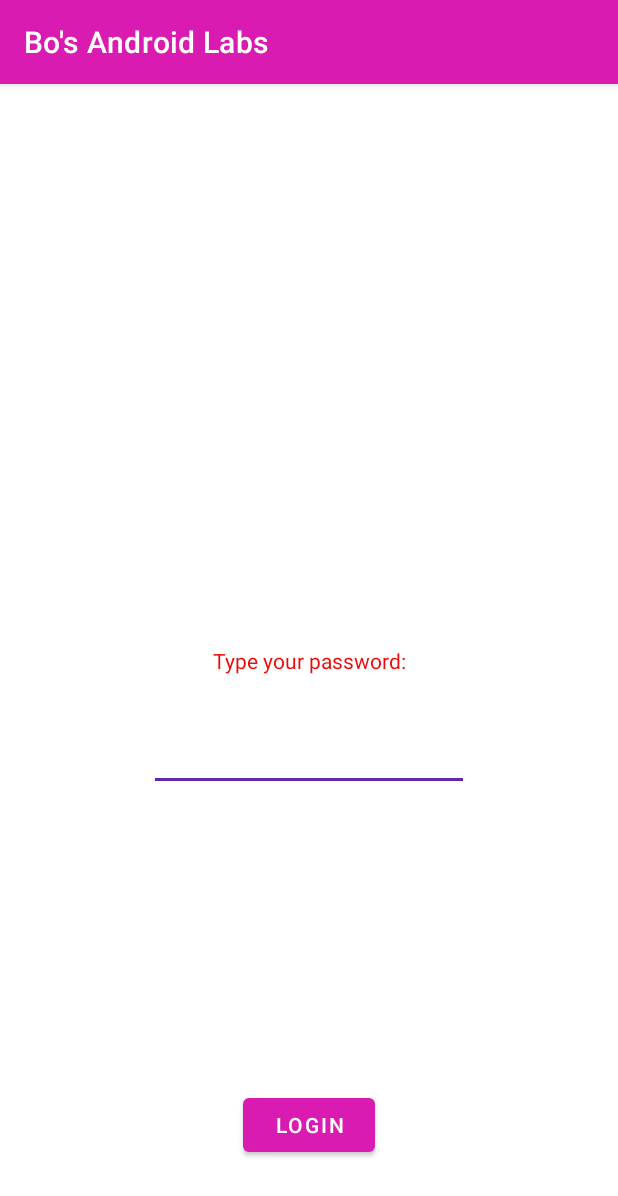
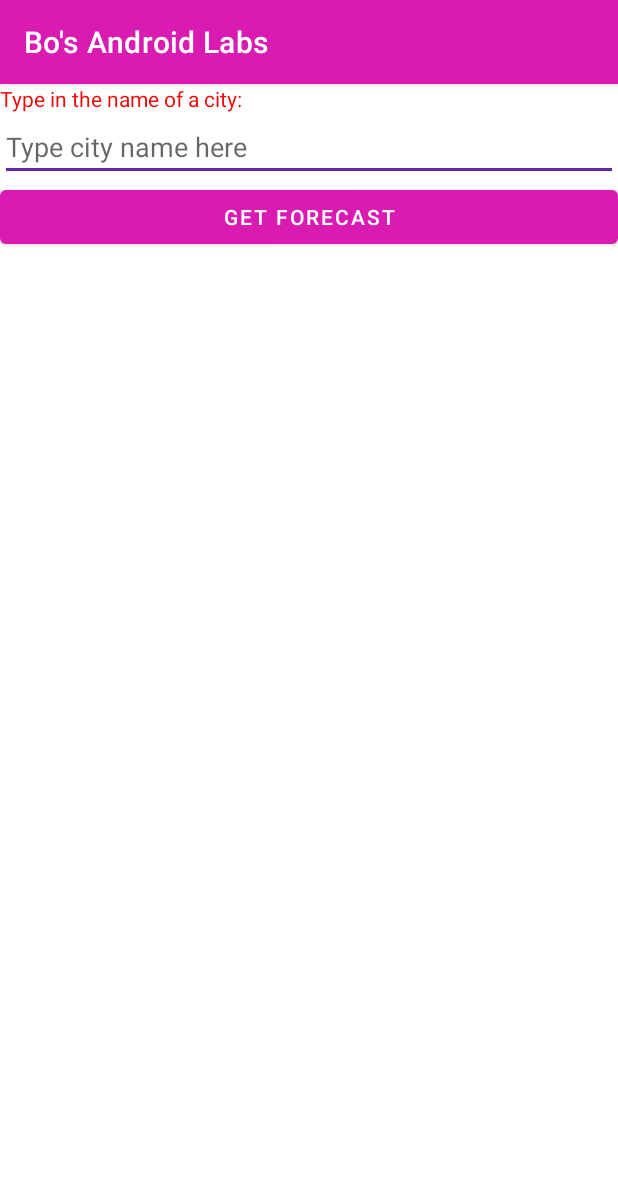
Before and after one commit to Superbigbabol/MyAndroidLabs, an Android app: the screen it shows after launch (MainActivity), on a phone screen of 412 x 824 dp. Shown: the top 1196 px of the screen. Run offline under Robolectric (Android 15) with nearby library versions, the phone set to English and light mode, and no system bars; our stand-ins replace Volley.

```diff
--- a/app/build.gradle
+++ b/app/build.gradle
@@ -14,6 +14,10 @@ android {
         versionName "1.0"
 
         testInstrumentationRunner "androidx.test.runner.AndroidJUnitRunner"
+    }
+
+    buildFeatures {
+        viewBinding true
     }
 
     buildTypes {
@@ -44,7 +48,7 @@ android.applicationVariants.all { variant ->
     }}
 
 dependencies {
-
+    implementation 'com.android.volley:volley:1.2.1'
     implementation 'androidx.appcompat:appcompat:1.5.1'
     implementation 'com.google.android.material:material:1.7.0'
     implementation 'androidx.constraintlayout:constraintlayout:2.1.3'
--- a/app/src/main/AndroidManifest.xml
+++ b/app/src/main/AndroidManifest.xml
@@ -1,6 +1,8 @@
 <?xml version="1.0" encoding="utf-8"?>
 <manifest xmlns:android="http://schemas.android.com/apk/res/android"
     xmlns:tools="http://schemas.android.com/tools">
+
+    <uses-permission android:name="android.permission.INTERNET" />
 
     <application
         android:allowBackup="true"
--- a/app/src/main/java/algonquin/cst2335/shu00003/MainActivity.java
+++ b/app/src/main/java/algonquin/cst2335/shu00003/MainActivity.java
@@ -7,6 +7,13 @@ import android.widget.Button;
 import android.widget.EditText;
 import android.widget.TextView;
 import android.widget.Toast;
+
+import com.android.volley.Request;
+import com.android.volley.RequestQueue;
+import com.android.volley.toolbox.JsonObjectRequest;
+import com.android.volley.toolbox.Volley;
+
+import algonquin.cst2335.shu00003.databinding.ActivityMainBinding;
 
 /**
  * @author Bo Shu
@@ -23,22 +30,26 @@ public class MainActivity extends AppCompatActivity {
     /** This holds login button at the bottom */
     private Button btn = null;
 
+    protected String cityName;
+
+    RequestQueue queue = Volley.newRequestQueue(MainActivity.this);
+
+
+
     @Override
     protected void onCreate(Bundle savedInstanceState) {
         super.onCreate(savedInstanceState);
-        setContentView(R.layout.activity_main);
+        ActivityMainBinding binding = ActivityMainBinding.inflate(getLayoutInflater());
+        setContentView(binding.getRoot());
 
-        tv = findViewById(R.id.textView);
-        et = findViewById(R.id.editText);
-        btn = findViewById(R.id.loginButton);
+        tv = binding.textView;
+        et = binding.cityText;
+        btn = binding.forecastButton;
 
         btn.setOnClickListener(clk -> {
-            String password = et.getText().toString();
-            if (checkPasswordComplexity(password)){
-                tv.setText("Your password meets the requirements");
-            } else {
-                tv.setText("You shall not pass!");
-            }
+            cityName = binding.cityText.getText().toString();
+
+//            JsonObjectRequest request = new JsonObjectRequest()
         });
     }
 
--- a/app/src/main/res/layout/activity_main.xml
+++ b/app/src/main/res/layout/activity_main.xml
@@ -1,43 +1,30 @@
 <?xml version="1.0" encoding="utf-8"?>
-<androidx.constraintlayout.widget.ConstraintLayout xmlns:android="http://schemas.android.com/apk/res/android"
+<LinearLayout xmlns:android="http://schemas.android.com/apk/res/android"
     xmlns:app="http://schemas.android.com/apk/res-auto"
     xmlns:tools="http://schemas.android.com/tools"
     android:layout_width="match_parent"
     android:layout_height="match_parent"
+    android:orientation="vertical"
     tools:context=".MainActivity">
 
     <TextView
         android:id="@+id/textView"
         android:layout_width="wrap_content"
         android:layout_height="wrap_content"
-        android:text="Type your password:"
-        app:layout_constraintBottom_toBottomOf="parent"
-        app:layout_constraintEnd_toEndOf="parent"
-        app:layout_constraintStart_toStartOf="parent"
-        app:layout_constraintTop_toTopOf="parent" />
+        android:text="Type in the name of a city:" />
+
+    <EditText
+        android:id="@+id/cityText"
+        android:layout_width="match_parent"
+        android:layout_height="wrap_content"
+        android:ems="10"
+        android:hint="Type city name here" />
 
     <Button
-        android:id="@+id/loginButton"
-        android:layout_width="wrap_content"
+        android:id="@+id/forecastButton"
+        android:layout_width="match_parent"
         android:layout_height="wrap_content"
         android:layout_marginBottom="50dp"
-        android:text="LOGIN"
-        app:layout_constraintBottom_toBottomOf="parent"
-        app:layout_constraintEnd_toEndOf="parent"
-        app:layout_constraintHorizontal_bias="0.5"
-        app:layout_constraintStart_toStartOf="parent" />
+        android:text="Get Forecast" />
 
-    <EditText
-        android:id="@+id/editText"
-        android:layout_width="wrap_content"
-        android:layout_height="wrap_content"
-        android:layout_marginTop="32dp"
-        android:ems="10"
-        android:inputType="textPassword"
-        android:text=""
-        app:layout_constraintEnd_toEndOf="parent"
-        app:layout_constraintHorizontal_bias="0.5"
-        app:layout_constraintStart_toStartOf="parent"
-        app:layout_constraintTop_toBottomOf="@+id/textView" />
-
-</androidx.constraintlayout.widget.ConstraintLayout>
+</LinearLayout>
```
Also changed, not shown: 1 other file.
